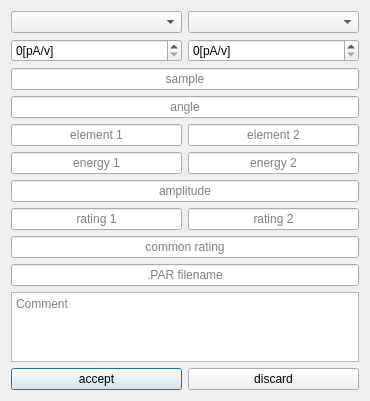
Before: the Qt Designer form paramdialog.ui in Rezenter/HysteLoop, drawn with Qt 5.
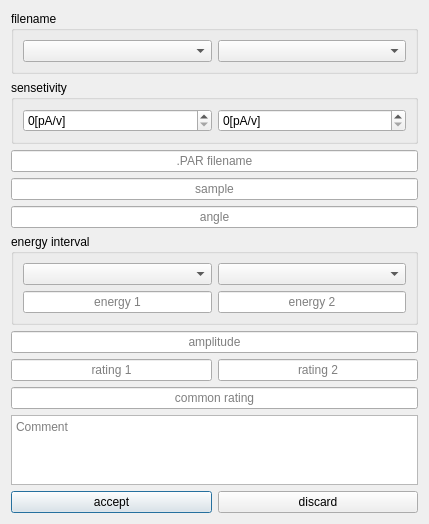
After: the same form once the commit is applied.

Commit message:
second commit, param dialog
added param creation and collision check

```diff
--- a/paramdialog.ui
+++ b/paramdialog.ui
@@ -6,48 +6,84 @@
    <rect>
     <x>0</x>
     <y>0</y>
-    <width>370</width>
-    <height>352</height>
+    <width>429</width>
+    <height>519</height>
    </rect>
   </property>
   <property name="windowTitle">
    <string>Dialog</string>
   </property>
-  <layout class="QGridLayout" name="gridLayout">
-   <item row="6" column="0" colspan="2">
-    <widget class="QLineEdit" name="ampEdit">
-     <property name="text">
-      <string/>
+  <layout class="QGridLayout" name="gridLayout_2">
+   <item row="0" column="0" colspan="2">
+    <widget class="QGroupBox" name="groupBox_2">
+     <property name="title">
+      <string>filename</string>
      </property>
-     <property name="alignment">
-      <set>Qt::AlignCenter</set>
-     </property>
-     <property name="placeholderText">
-      <string>amplitude</string>
-     </property>
+     <layout class="QHBoxLayout" name="horizontalLayout_2">
+      <item>
+       <widget class="QComboBox" name="file1Box"/>
+      </item>
+      <item>
+       <widget class="QComboBox" name="file2Box"/>
+      </item>
+     </layout>
     </widget>
    </item>
-   <item row="5" column="0">
-    <widget class="QLineEdit" name="energy1Edit">
-     <property name="text">
-      <string/>
+   <item row="1" column="0" colspan="2">
+    <widget class="QGroupBox" name="groupBox">
+     <property name="minimumSize">
+      <size>
+       <width>0</width>
+       <height>0</height>
+      </size>
      </property>
-     <property name="alignment">
-      <set>Qt::AlignCenter</set>
+     <property name="title">
+      <string>sensetivity</string>
      </property>
-     <property name="placeholderText">
-      <string>energy 1</string>
-     </property>
-    </widget>
-   </item>
-   <item row="11" column="0">
-    <widget class="QPushButton" name="acceptButton">
-     <property name="text">
-      <string>accept</string>
-     </property>
+     <layout class="QHBoxLayout" name="horizontalLayout">
+      <item>
+       <widget class="QSpinBox" name="sens1Box">
+        <property name="suffix">
+         <string>[pA/v]</string>
+        </property>
+        <property name="maximum">
+         <number>1000</number>
+        </property>
+        <property name="value">
+         <number>0</number>
+        </property>
+       </widget>
+      </item>
+      <item>
+       <widget class="QSpinBox" name="sens2Box">
+        <property name="suffix">
+         <string>[pA/v]</string>
+        </property>
+        <property name="maximum">
+         <number>1000</number>
+        </property>
+        <property name="value">
+         <number>0</number>
+        </property>
+       </widget>
+      </item>
+     </layout>
     </widget>
    </item>
    <item row="2" column="0" colspan="2">
+    <widget class="QLineEdit" name="filenameEdit">
+     <property name="text">
+      <string/>
+     </property>
+     <property name="alignment">
+      <set>Qt::AlignCenter</set>
+     </property>
+     <property name="placeholderText">
+      <string>.PAR filename</string>
+     </property>
+    </widget>
+   </item>
+   <item row="3" column="0" colspan="2">
     <widget class="QLineEdit" name="sampleEdit">
      <property name="text">
       <string/>
@@ -60,8 +96,8 @@
      </property>
     </widget>
    </item>
-   <item row="4" column="1">
-    <widget class="QLineEdit" name="element2Edit">
+   <item row="4" column="0" colspan="2">
+    <widget class="QLineEdit" name="angleEdit">
      <property name="text">
       <string/>
      </property>
@@ -69,12 +105,76 @@
       <set>Qt::AlignCenter</set>
      </property>
      <property name="placeholderText">
-      <string>element 2</string>
+      <string>angle</string>
      </property>
     </widget>
    </item>
-   <item row="0" column="0">
-    <widget class="QComboBox" name="file1Box"/>
+   <item row="5" column="0" colspan="2">
+    <widget class="QGroupBox" name="groupBox_3">
+     <property name="title">
+      <string>energy interval</string>
+     </property>
+     <layout class="QGridLayout" name="gridLayout">
+      <item row="0" column="0">
+       <widget class="QComboBox" name="element1Box"/>
+      </item>
+      <item row="0" column="1">
+       <widget class="QComboBox" name="element2Box"/>
+      </item>
+      <item row="1" column="0">
+       <widget class="QLineEdit" name="energy1Edit">
+        <property name="text">
+         <string/>
+        </property>
+        <property name="alignment">
+         <set>Qt::AlignCenter</set>
+        </property>
+        <property name="placeholderText">
+         <string>energy 1</string>
+        </property>
+       </widget>
+      </item>
+      <item row="1" column="1">
+       <widget class="QLineEdit" name="energy2Edit">
+        <property name="text">
+         <string/>
+        </property>
+        <property name="alignment">
+         <set>Qt::AlignCenter</set>
+        </property>
+        <property name="placeholderText">
+         <string>energy 2</string>
+        </property>
+       </widget>
+      </item>
+     </layout>
+    </widget>
+   </item>
+   <item row="6" column="0" colspan="2">
+    <widget class="QLineEdit" name="ampEdit">
+     <property name="text">
+      <string/>
+     </property>
+     <property name="alignment">
+      <set>Qt::AlignCenter</set>
+     </property>
+     <property name="placeholderText">
+      <string>amplitude</string>
+     </property>
+    </widget>
+   </item>
+   <item row="7" column="0">
+    <widget class="QLineEdit" name="rating1Edit">
+     <property name="text">
+      <string/>
+     </property>
+     <property name="alignment">
+      <set>Qt::AlignCenter</set>
+     </property>
+     <property name="placeholderText">
+      <string>rating 1</string>
+     </property>
+    </widget>
    </item>
    <item row="7" column="1">
     <widget class="QLineEdit" name="rating2Edit">
@@ -89,7 +189,20 @@
      </property>
     </widget>
    </item>
-   <item row="10" column="0" colspan="2">
+   <item row="8" column="0" colspan="2">
+    <widget class="QLineEdit" name="ratingEdit">
+     <property name="text">
+      <string/>
+     </property>
+     <property name="alignment">
+      <set>Qt::AlignCenter</set>
+     </property>
+     <property name="placeholderText">
+      <string>common rating</string>
+     </property>
+    </widget>
+   </item>
+   <item row="9" column="0" colspan="2">
     <widget class="QTextEdit" name="commentEdit">
      <property name="html">
       <string>&lt;!DOCTYPE HTML PUBLIC &quot;-//W3C//DTD HTML 4.0//EN&quot; &quot;http://www.w3.org/TR/REC-html40/strict.dtd&quot;&gt;
@@ -103,120 +216,20 @@
      </property>
     </widget>
    </item>
-   <item row="3" column="0" colspan="2">
-    <widget class="QLineEdit" name="angleEdit">
+   <item row="10" column="0">
+    <widget class="QPushButton" name="acceptButton">
      <property name="text">
-      <string/>
+      <string>accept</string>
      </property>
-     <property name="alignment">
-      <set>Qt::AlignCenter</set>
-     </property>
-     <property name="placeholderText">
-      <string>angle</string>
-     </property>
     </widget>
    </item>
-   <item row="9" column="0" colspan="2">
-    <widget class="QLineEdit" name="filenameEdit">
-     <property name="text">
-      <string/>
-     </property>
-     <property name="alignment">
-      <set>Qt::AlignCenter</set>
-     </property>
-     <property name="placeholderText">
-      <string>.PAR filename</string>
-     </property>
-    </widget>
-   </item>
-   <item row="4" column="0">
-    <widget class="QLineEdit" name="element1Edit">
-     <property name="text">
-      <string/>
-     </property>
-     <property name="alignment">
-      <set>Qt::AlignCenter</set>
-     </property>
-     <property name="placeholderText">
-      <string>element 1</string>
-     </property>
-    </widget>
-   </item>
-   <item row="5" column="1">
-    <widget class="QLineEdit" name="energy2Edit">
-     <property name="text">
-      <string/>
-     </property>
-     <property name="alignment">
-      <set>Qt::AlignCenter</set>
-     </property>
-     <property name="placeholderText">
-      <string>energy 2</string>
-     </property>
-    </widget>
-   </item>
-   <item row="11" column="1">
+   <item row="10" column="1">
     <widget class="QPushButton" name="discardButton">
      <property name="text">
       <string>discard</string>
      </property>
     </widget>
    </item>
-   <item row="7" column="0">
-    <widget class="QLineEdit" name="rating1Edit">
-     <property name="text">
-      <string/>
-     </property>
-     <property name="alignment">
-      <set>Qt::AlignCenter</set>
-     </property>
-     <property name="placeholderText">
-      <string>rating 1</string>
-     </property>
-    </widget>
-   </item>
-   <item row="8" column="0" colspan="2">
-    <widget class="QLineEdit" name="ratingEdit">
-     <property name="text">
-      <string/>
-     </property>
-     <property name="alignment">
-      <set>Qt::AlignCenter</set>
-     </property>
-     <property name="placeholderText">
-      <string>common rating</string>
-     </property>
-    </widget>
-   </item>
-   <item row="0" column="1">
-    <widget class="QComboBox" name="file2Box"/>
-   </item>
-   <item row="1" column="1">
-    <widget class="QSpinBox" name="sens2Box">
-     <property name="suffix">
-      <string>[pA/v]</string>
-     </property>
-     <property name="maximum">
-      <number>1000</number>
-     </property>
-     <property name="value">
-      <number>0</number>
-     </property>
-    </widget>
-   </item>
-   <item row="1" column="0">
-    <widget class="QSpinBox" name="sens1Box">
-     <property name="suffix">
-      <string>[pA/v]</string>
-     </property>
-     <property name="maximum">
-      <number>1000</number>
-     </property>
-     <property name="value">
-      <number>0</number>
-     </property>
-    </widget>
-   </item>
   </layout>
  </widget>
  <resources/>
```
Left out of the diff: 4 changed lines with no effect on the pictures. The commit also changes 5 other files.
